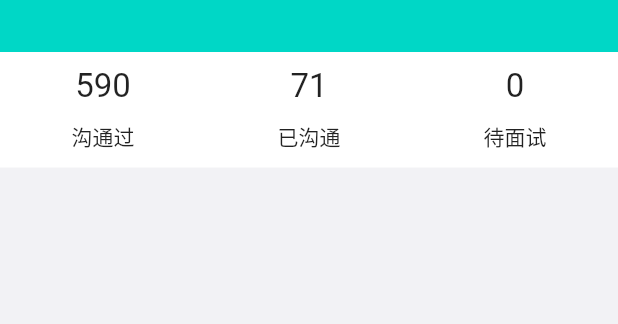
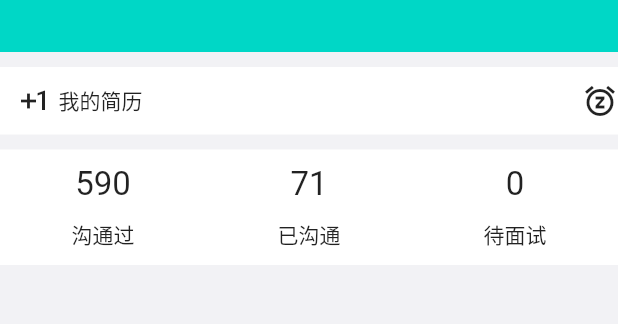
Before and after one commit to tjswk2008/yacai, a Flutter app: the MineTab screen opened directly, on a phone screen of 412 x 824 dp, the part 173-497 px from its top. Run offline on Flutter 3.47's test engine with Material 2 defaults, Android fonts, the light colour scheme and no system bars; our stand-ins replace shared_preferences; accounts and stored records are empty; network calls fail.

Commit message:
更新简历模型

```diff
--- /dev/null
+++ b/lib/app/model/resume.dart
@@ -0,0 +1,125 @@
+// import 'package:meta/meta.dart';
+
+class Resume {
+  final PersonalInfo personalInfo; // 个人信息
+  final String jobStatus; // 求职状态
+  final JobExpect jobExpect; // 求职期望
+  final List<CompanyExperience> companyExperiences; // 工作经历
+  final List<Project> projects; // 项目经历
+  final List<Education> educations; // 教育经历
+  final List<Certification> certificates; // 证书列表
+
+  Resume({
+    this.personalInfo,
+    this.jobStatus,
+    this.jobExpect,
+    this.companyExperiences,
+    this.projects,
+    this.educations,
+    this.certificates
+  });
+}
+
+class Education{
+  String name; // 学校名称
+  String academic; // 学历
+  String major; // 专业
+  String endTime; // 就读该学校的结束时间
+  String startTime; // 就读该学校的开始时间
+  String detail; // 在校经历
+
+  Education({
+    this.name,
+    this.academic,
+    this.startTime,
+    this.endTime,
+    this.major,
+    this.detail
+  });
+}
+
+class Certification{
+  String name; // 证书名
+  String industry; // 颁发单位
+  String qualifiedTime; // 取得时间
+  String code; // 证书编号
+
+  Certification({
+    this.name,
+    this.industry,
+    this.qualifiedTime,
+    this.code
+  });
+}
+
+class Project{
+  String name; // 项目名称
+  String role; // 角色
+  String startTime; // 该项目的开始时间
+  String endTime; // 该项目的结束时间
+  String detail; // 项目描述
+  String performance; // 业绩
+
+  Project({
+    this.name,
+    this.role,
+    this.startTime,
+    this.endTime,
+    this.detail,
+    this.performance
+  });
+}
+
+class CompanyExperience{
+  String cname; // 公司名称
+  String industry; // 行业
+  String startTime; // 该单位的工作开始时间
+  String endTime; // 该单位的工作结束时间
+  String jobTitle; // 职位名称
+  String detail; // 工作内容
+  String performance; // 业绩
+
+  CompanyExperience({
+    this.cname,
+    this.industry,
+    this.startTime,
+    this.endTime,
+    this.jobTitle,
+    this.detail,
+    this.performance
+  });
+}
+
+class JobExpect{
+  String jobTitle; // 职位
+  String industry; // 行业
+  String city; // 工作城市
+  String salary; // 薪资待遇
+
+  JobExpect({
+    this.jobTitle,
+    this.industry,
+    this.city,
+    this.salary
+  });
+}
+
+class PersonalInfo {
+  String name; // 姓名
+  String gender; // 性别
+  String firstJobTime; // 首次参加工作时间
+  String avatar; // 头像
+  String wechatId; // 微信号
+  String birthDay; // 出生年月
+  String summarize; // 优势
+
+  PersonalInfo({
+    this.name,
+    this.gender,
+    this.firstJobTime,
+    this.avatar,
+    this.wechatId,
+    this.birthDay,
+    this.summarize
+  });
+}
--- a/lib/app/view/login_view.dart
+++ b/lib/app/view/login_view.dart
@@ -2,6 +2,7 @@ import 'dart:async';
 import 'package:flutter/cupertino.dart';
 import 'package:flutter/material.dart';
 import 'package:flutter_app/app/component/common_button.dart';
+import 'package:flutter_app/app/model/userInfo.dart';
 
 // 新的登录界面
 class NewLoginPage extends StatefulWidget {
@@ -39,7 +40,10 @@ class NewLoginPageState extends State<NewLoginPage> {
     setState(() {
       isOnLogin = true;
     });
-    Navigator.pop(context, "refresh");
+    Navigator.pop(context, new UserInfo(
+      account: account,
+      pwd: pwd
+    ));
   }
 
   @override
--- a/lib/app/view/mine_view.dart
+++ b/lib/app/view/mine_view.dart
@@ -1,6 +1,8 @@
 import 'package:flutter/material.dart';
 import 'package:shared_preferences/shared_preferences.dart';
 import 'package:flutter_app/app/view/login_view.dart';
+import 'package:flutter_app/app/view/resume/resume_detail.dart';
+import 'package:flutter_app/app/model/resume.dart';
 
 class MineTab extends StatefulWidget {
   @override
@@ -14,28 +16,17 @@ class MineTabState extends State<MineTab> {
   String userName;
   String jobStatus;
 
-  onTap() {
+  @override
+  void initState() {
+    super.initState();
     SharedPreferences.getInstance().then((prefs) {
       Set keys = prefs.getKeys();
-      if (keys.length == 0) {
-        Navigator
-          .of(context)
-          .push(new MaterialPageRoute(builder: (context) {
-            return new NewLoginPage();
-          }))
-          .then((result) {
-            // result为"refresh"代表登录成功
-            if (result != null && result == "refresh") {
-              setState(() {
-                userAvatar = 'https://img.bosszhipin.com/beijin/mcs/useravatar/20171211/4d147d8bb3e2a3478e20b50ad614f4d02062e3aec7ce2519b427d24a3f300d68_s.jpg';
-                userName = 'Kimi He';
-                jobStatus = '在职-考虑机会';
-                // 更新用户信息
-              });
-            }
-          });
-      } else {
-        // 显示登陆信息
+      if (keys.length != 0) {
+        setState(() {
+          userAvatar = 'https://img.bosszhipin.com/beijin/mcs/useravatar/20171211/4d147d8bb3e2a3478e20b50ad614f4d02062e3aec7ce2519b427d24a3f300d68_s.jpg';
+          userName = 'Kimi He';
+          jobStatus = '在职-考虑机会';
+        });
       }
     });
   }
@@ -64,7 +55,7 @@ class MineTabState extends State<MineTab> {
                   ),
 
                   new GestureDetector(
-                    onTap: onTap,
+                    onTap: _login,
                     child: new Row(
                       mainAxisAlignment: MainAxisAlignment.start,
                       children: [
@@ -119,6 +110,40 @@ class MineTabState extends State<MineTab> {
 
           new SliverList(
               delegate: new SliverChildListDelegate(<Widget>[
+                new InkWell(
+                  onTap: _navToResumeDetail,
+                  child: new Container(
+                    height: 45.0,
+                    margin: const EdgeInsets.only(top: 10.0, bottom: 10.0),
+                    decoration: new BoxDecoration(
+                      color: Colors.white,
+                    ),
+                    child: new Row(
+                      mainAxisAlignment: MainAxisAlignment.spaceBetween,
+                      mainAxisSize: MainAxisSize.max,
+                      children: <Widget>[
+                        new Padding(
+                          padding: const EdgeInsets.all(10.0),
+                          child: new Row(
+                            children: <Widget>[
+                              new Icon(
+                                IconData(0xe24d, fontFamily: 'MaterialIcons', matchTextDirection: true)
+                              ),
+                              new Padding(
+                                padding: const EdgeInsets.only(right: 5.0),
+                              ),
+                              new Text('我的简历'),
+                            ],
+                          ),
+                        ),
+                        new Icon(
+                          IconData(0xe5cc, fontFamily: 'MaterialIcons', matchTextDirection: true)
+                        ),
+                      ],
+                    ),
+                  )
+                ),
+
                 new Container(
                   color: Colors.white,
                   child: new Padding(
@@ -172,6 +197,97 @@ class MineTabState extends State<MineTab> {
       ),
     );
   }
+
+  _login() {
+    SharedPreferences.getInstance().then((prefs) {
+      Set keys = prefs.getKeys();
+      if (keys.length == 0) {
+        Navigator
+          .of(context)
+          .push(new MaterialPageRoute(builder: (context) {
+            return new NewLoginPage();
+          }))
+          .then((result) {
+            // result为"refresh"代表登录成功
+            if (result != null) {
+              prefs.setString('account', result.account);
+              prefs.setString('pwd', result.pwd);
+              setState(() {
+                userAvatar = 'https://img.bosszhipin.com/beijin/mcs/useravatar/20171211/4d147d8bb3e2a3478e20b50ad614f4d02062e3aec7ce2519b427d24a3f300d68_s.jpg';
+                userName = 'Kimi He';
+                jobStatus = '在职-考虑机会';
+              });
+            }
+          });
+      }
+    });
+  }
+
+  _navToResumeDetail() {
+    List<CompanyExperience> companyExperiences = new List<CompanyExperience>();
+    companyExperiences.add(new CompanyExperience(
+      cname: '阿里巴巴', // 公司名称
+      industry: '电商', // 行业
+      startTime: '2014-07', // 该单位的工作开始时间
+      endTime: '至今', // 该单位的工作结束时间
+      jobTitle: '会计', // 职位名称
+      detail: '各项活动财务核算', // 工作内容
+      performance: '使用excel函数加快核算流程', // 业绩
+    ));
+
+    List<Project> projects = new List<Project>();
+    projects.add(new Project(
+      name: '聚划算账务处理', // 项目名称
+      role: '会计', // 角色
+      startTime: '2014-07', // 该项目的开始时间
+      endTime: '至今', // 该项目的结束时间
+      detail: '聚划算账务处理', // 项目描述
+      performance: '使用excel函数加快核算流程', // 业绩
+    ));
+
+    List<Education> educations = new List<Education>();
+    educations.add(new Education(
+      name: '上海财大', // 学校名称
+      academic: '大学本科', // 学历
+      major: '会计', // 专业
+      endTime: '2014-07', // 就读该学校的结束时间
+      startTime: '2010-09', // 就读该学校的开始时间
+      detail: '曾任学生会主席，品学兼优',
+    ));
+
+    List<Certification> certificates = new List<Certification>();
+    certificates.add(new Certification(
+      name: '注册会计师', // 证书名
+      industry: '国家财务局', // 颁发单位
+      qualifiedTime: '2015-10', // 取得时间
+      code: 'A156861315348743135X', // 证书编号
+    ));
+
+    Resume resume = new Resume(
+      personalInfo: new PersonalInfo(), // 个人信息
+      jobStatus: '在职-考虑机会',
+      jobExpect: new JobExpect(),
+      companyExperiences: new List(),
+      projects: projects, // 发布人
+      educations: educations, // 发布人
+      certificates: certificates, // 证书列表
+    );
+    Navigator.of(context).push(new PageRouteBuilder(
+        opaque: false,
+        pageBuilder: (BuildContext context, _, __) {
+          return new ResumeDetail(resume);
+        },
+        transitionsBuilder: (_, Animation<double> animation, __, Widget child) {
+          return new FadeTransition(
+            opacity: animation,
+            child: new SlideTransition(position: new Tween<Offset>(
+              begin: const Offset(0.0, 1.0),
+              end: Offset.zero,
+            ).animate(animation), child: child),
+          );
+        }
+    ));
+  }
 }
 
 class _ContactItem extends StatelessWidget {
```
Also changed, not shown: lib/app/model/userInfo.dart (added, +11 -0 lines), lib/app/view/resume/resume_detail.dart (added, +68 -0 lines).
